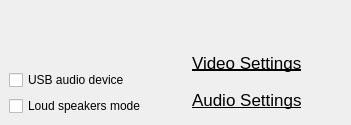
Above: wengophone/src/presentation/qt/WengoPhoneWindowConfigPanel.ui from tkrotoff/WengoPhone before the change. Below: the same form after it.
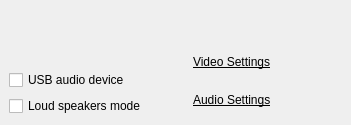
That is the form after the change. Icons and pictures are not drawn. Custom widgets are drawn as their Qt base class.

Commit message: WengoPhone config panel font fixed for Windows

Patch:
```diff
--- a/wengophone/src/presentation/qt/WengoPhoneWindowConfigPanel.ui
+++ b/wengophone/src/presentation/qt/WengoPhoneWindowConfigPanel.ui
@@ -159,37 +159,15 @@
      </property>
      <item row="1" column="0" colspan="2" >
       <widget class="QLabel" name="videoSettingsLabel" >
-       <property name="font" >
-        <font>
-         <family>Lucida Grande</family>
-         <pointsize>13</pointsize>
-         <weight>50</weight>
-         <italic>false</italic>
-         <bold>false</bold>
-         <underline>true</underline>
-         <strikeout>false</strikeout>
-        </font>
-       </property>
        <property name="text" >
-        <string>Video Settings</string>
+        <string>&lt;u>Video Settings&lt;/u></string>
        </property>
       </widget>
      </item>
      <item row="2" column="0" colspan="2" >
       <widget class="QLabel" name="audioSettingsLabel" >
-       <property name="font" >
-        <font>
-         <family>Lucida Grande</family>
-         <pointsize>13</pointsize>
-         <weight>50</weight>
-         <italic>false</italic>
-         <bold>false</bold>
-         <underline>true</underline>
-         <strikeout>false</strikeout>
-        </font>
-       </property>
        <property name="text" >
-        <string>Audio Settings</string>
+        <string>&lt;u>Audio Settings&lt;/u></string>
        </property>
       </widget>
      </item>
```
